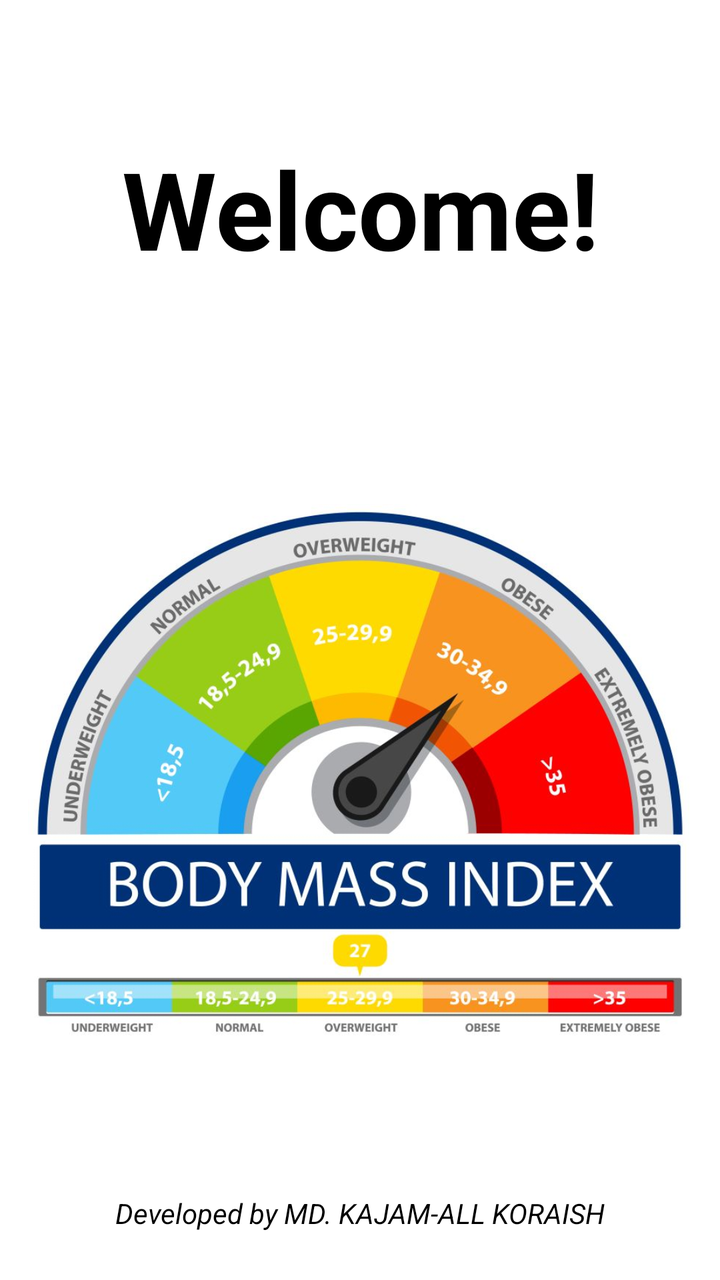
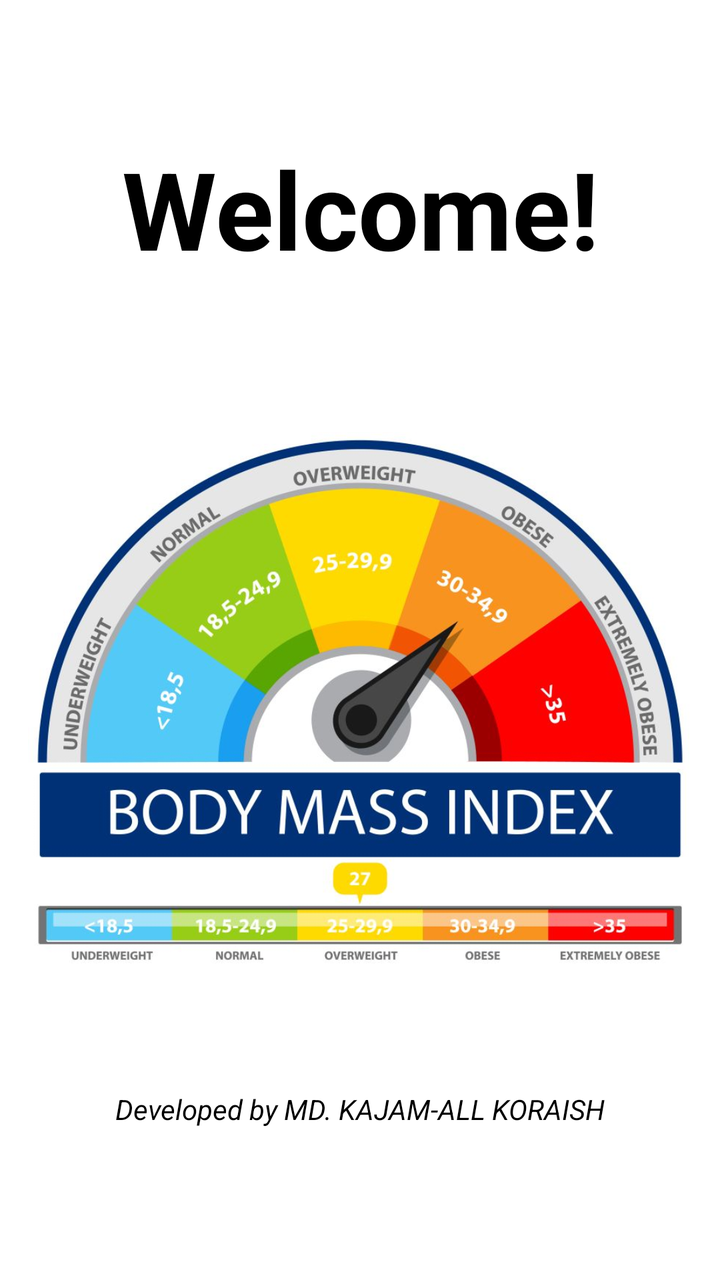

Before-and-after screenshots of an Android layout around one commit, followed by the original layout XML and the change that was made.
<!-- AndroidManifest.xml: application theme Theme.BMICalculator -->
<!-- res/layout/activity_main.xml -->
<?xml version="1.0" encoding="utf-8"?>
<androidx.constraintlayout.widget.ConstraintLayout xmlns:android="http://schemas.android.com/apk/res/android"
    xmlns:app="http://schemas.android.com/apk/res-auto"
    xmlns:tools="http://schemas.android.com/tools"
    android:id="@+id/main"
    android:layout_width="match_parent"
    android:layout_height="match_parent"
    android:background="@color/white"
    tools:context=".MainActivity">

    <TextView
        android:id="@+id/textView"
        android:layout_width="0dp"
        android:layout_height="wrap_content"
        android:layout_marginHorizontal="14.dp"
        android:layout_marginTop="68dp"
        android:text="@string/welcome"
        android:gravity="center"
        android:textColor="@color/black"
        android:textSize="54.sp"
        android:textStyle="bold"
        app:layout_constraintEnd_toEndOf="parent"
        app:layout_constraintStart_toStartOf="parent"
        app:layout_constraintTop_toTopOf="parent"
        />

    <ImageView
        android:id="@+id/imageView"
        android:layout_width="0.dp"
        android:layout_height="0.dp"
        android:layout_marginTop="80.dp"
        android:contentDescription="@string/bmi_logo"
        android:src="@drawable/bmi_font"
        app:layout_constraintDimensionRatio="1:1"
        app:layout_constraintEnd_toEndOf="@+id/textView"
        app:layout_constraintHorizontal_bias="1.0"
        app:layout_constraintStart_toStartOf="@+id/textView"
        app:layout_constraintTop_toBottomOf="@+id/textView" />

    <TextView
        android:id="@+id/developerText"
        android:layout_width="wrap_content"
        android:layout_height="wrap_content"
        android:gravity="center"
        android:text="Developed by MD. KAJAM-ALL KORAISH"
        android:textColor="@color/black"
        android:textSize="14sp"
        android:textStyle="italic"
        app:layout_constraintBottom_toBottomOf="parent"
        app:layout_constraintEnd_toEndOf="parent"
        app:layout_constraintStart_toStartOf="parent"
        android:layout_marginBottom="24.dp"
        />

</androidx.constraintlayout.widget.ConstraintLayout>
<!-- resources referenced by this layout -->
<resources>
  <color name="black">#FF000000</color>
  <color name="white">#FFFFFFFF</color>
  <!-- drawable bmi_font: png bitmap (drawable, 512223 bytes) -->
  <string name="bmi_logo">BMI Logo</string>
  <string name="welcome">Welcome!</string>
  <style name="Theme.BMICalculator" parent="Base.Theme.BMICalculator" />
  <style name="Base.Theme.BMICalculator" parent="Theme.Material3.DayNight.NoActionBar">
          
          
      </style>
</resources>

<!-- the commit's change to res/layout/activity_main.xml (unified diff, before → after) -->
@@ -28,12 +28,12 @@
         android:id="@+id/imageView"
         android:layout_width="0.dp"
         android:layout_height="0.dp"
-        android:layout_marginTop="80.dp"
+        android:layout_marginTop="44dp"
         android:contentDescription="@string/bmi_logo"
         android:src="@drawable/bmi_font"
         app:layout_constraintDimensionRatio="1:1"
         app:layout_constraintEnd_toEndOf="@+id/textView"
-        app:layout_constraintHorizontal_bias="1.0"
+        app:layout_constraintHorizontal_bias="0.0"
         app:layout_constraintStart_toStartOf="@+id/textView"
         app:layout_constraintTop_toBottomOf="@+id/textView" />
 
@@ -41,6 +41,7 @@
         android:id="@+id/developerText"
         android:layout_width="wrap_content"
         android:layout_height="wrap_content"
+        android:layout_marginBottom="76dp"
         android:gravity="center"
         android:text="Developed by MD. KAJAM-ALL KORAISH"
         android:textColor="@color/black"
@@ -48,8 +49,6 @@
         android:textStyle="italic"
         app:layout_constraintBottom_toBottomOf="parent"
         app:layout_constraintEnd_toEndOf="parent"
-        app:layout_constraintStart_toStartOf="parent"
-        android:layout_marginBottom="24.dp"
-        />
+        app:layout_constraintStart_toStartOf="parent" />
 
 </androidx.constraintlayout.widget.ConstraintLayout>
